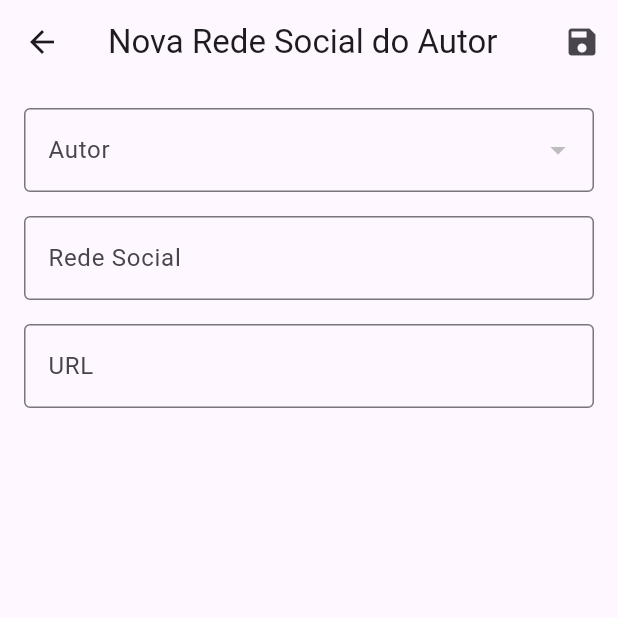
After one commit to danisfon/receita, a Flutter app: the FormAutorRedeSocial screen opened by its route, on a phone screen of 412 x 824 dp, the top half of it. The commit adds this screen. Run offline on Flutter 3.47's test engine with Material 3 defaults, Android fonts, the phone set to English and light mode, and no system bars; our stand-ins replace sqflite_common_ffi, sqflite_common_ffi_web; accounts and stored records are empty.

Commit message:
add crud associação 1:n - rede social autor

```diff
--- /dev/null
+++ b/lib/banco/sqlite/dao/autor_rede_social_dao.dart
@@ -0,0 +1,55 @@
+import 'package:receita/banco/sqlite/conexao_sqlite.dart';
+import 'package:receita/dto/dto_autor_rede_social.dart';
+
+class DAOAutorRedeSocial {
+  static const String _tabela = 'autor_rede_social';
+
+  Future<int> salvar(DTOAutorRedeSocial ars) async {
+    final db = await ConexaoSQLite.database;
+
+    final dados = {
+      'autor_id': ars.autorId,
+      'rede': ars.rede,
+      'url': ars.url,
+    };
+
+    if (ars.id != null) {
+      return await db.update(_tabela, dados, where: 'id = ?', whereArgs: [ars.id]);
+    } else {
+      return await db.insert(_tabela, dados);
+    }
+  }
+
+  Future<List<DTOAutorRedeSocial>> buscarPorAutor(int autorId) async {
+    final db = await ConexaoSQLite.database;
+    final resultado = await db.query(_tabela, where: 'autor_id = ?', whereArgs: [autorId]);
+
+    return resultado.map((linha) {
+      return DTOAutorRedeSocial(
+        id: linha['id'] as int?,
+        autorId: linha['autor_id'] as int,
+        rede: linha['rede'] as String,
+        url: linha['url'] as String,
+      );
+    }).toList();
+  }
+
+  Future<List<DTOAutorRedeSocial>> buscarTodos() async {
+    final db = await ConexaoSQLite.database;
+    final resultado = await db.query(_tabela);
+
+    return resultado.map((linha) {
+      return DTOAutorRedeSocial(
+        id: linha['id'] as int?,
+        autorId: linha['autor_id'] as int,
+        rede: linha['rede'] as String,
+        url: linha['url'] as String,
+      );
+    }).toList();
+  }
+
+  Future<int> excluirPorId(int id) async {
+    final db = await ConexaoSQLite.database;
+    return await db.delete(_tabela, where: 'id = ?', whereArgs: [id]);
+  }
+}
--- a/lib/banco/sqlite/script.dart
+++ b/lib/banco/sqlite/script.dart
@@ -62,11 +62,19 @@ class ScriptSQLite {
       FOREIGN KEY(ingrediente_id) REFERENCES ingrediente(id),
       UNIQUE(receita_id, ingrediente_id)
     );
+    ''',
+    '''
+    CREATE TABLE autor_rede_social (
+      id INTEGER PRIMARY KEY AUTOINCREMENT,
+      autor_id INTEGER NOT NULL,
+      rede TEXT NOT NULL,
+      url TEXT NOT NULL,
+      FOREIGN KEY(autor_id) REFERENCES autor(id)
+    );
     '''
   ];
 
   static List<List<String>> comandosInsercoes = [
-    // Inserções iniciais (opcional)
     [
       "INSERT INTO categoria (nome, descricao) VALUES ('Sobremesa', 'Doces em geral');",
       "INSERT INTO categoria (nome, descricao) VALUES ('Prato principal', 'Almoço ou jantar');",
@@ -77,5 +85,6 @@ class ScriptSQLite {
     [],
     [],
     [],
+    [],
   ];
 }
--- a/lib/configuracao/rotas.dart
+++ b/lib/configuracao/rotas.dart
@@ -1,5 +1,6 @@
 class Rotas {
   // Telas principais
+  static const String menuPrincipal = '/';
   static const String home = '/home';
   static const String login = '/login';
 
@@ -23,11 +24,12 @@ class Rotas {
   static const String cadastroReceita = '/cadastro-receita';
   static const String listaReceitas = '/lista-receitas';
 
+  static const String cadastroAutorRedeSocial = '/cadastro-autor-rede-social';
+  static const String listaAutorRedeSocial = '/lista-autor-rede-social';
+
+
   // Associação N:N
-  static const String cadastroReceitaIngrediente =
-      '/cadastro-ingrediente-por-receita';
-  static const String listaReceitaIngredientes =
-      '/lista-ingredientes-por-receita';
-  // constante
-  static const String menuPrincipal = '/';
+  static const String cadastroReceitaIngrediente = '/cadastro-ingrediente-por-receita';
+  static const String listaReceitaIngredientes = '/lista-ingredientes-por-receita';
+
 }
--- /dev/null
+++ b/lib/dto/dto_autor_rede_social.dart
@@ -0,0 +1,20 @@
+import 'dto.dart';
+
+class DTOAutorRedeSocial implements DTO {
+  @override
+  final int? id;
+
+  final int autorId;
+  final String rede;
+  final String url;
+
+  DTOAutorRedeSocial({
+    this.id,
+    required this.autorId,
+    required this.rede,
+    required this.url,
+  });
+
+  @override
+  String get nome => rede; // Implementação do getter exigido
+}
--- /dev/null
+++ b/lib/widget/form_autor_rede_social.dart
@@ -0,0 +1,174 @@
+import 'package:flutter/material.dart';
+import 'package:receita/banco/sqlite/dao/autor_rede_social_dao.dart';
+import 'package:receita/dto/dto_autor_rede_social.dart';
+import 'package:receita/banco/sqlite/dao/autor_dao.dart';
+import 'package:receita/dto/dto_autor.dart';
+import 'package:receita/widget/componentes/campos/comum/campo_texto.dart';
+import 'package:receita/widget/componentes/campos/comum/campo_dropdown.dart';
+
+class FormAutorRedeSocial extends StatefulWidget {
+  const FormAutorRedeSocial({super.key});
+
+  @override
+  State<FormAutorRedeSocial> createState() => _FormAutorRedeSocialState();
+}
+
+class _FormAutorRedeSocialState extends State<FormAutorRedeSocial> {
+  final _formKey = GlobalKey<FormState>();
+  final _daoRedeSocial = DAOAutorRedeSocial();
+  final _daoAutor = DAOAutor();
+
+  int? _id;
+  DTOAutor? _autorSelecionado;
+  final TextEditingController _redeController = TextEditingController();
+  final TextEditingController _urlController = TextEditingController();
+
+  List<DTOAutor> _autores = [];
+  bool _dadosCarregados = false;
+  bool _erroCarregamento = false;
+
+  @override
+  void initState() {
+    super.initState();
+    WidgetsBinding.instance.addPostFrameCallback((_) async {
+      await _carregarAutores();
+      _carregarDadosEdicao();
+    });
+  }
+
+  @override
+  void dispose() {
+    _redeController.dispose();
+    _urlController.dispose();
+    super.dispose();
+  }
+
+  Future<void> _carregarAutores() async {
+    try {
+      final autores = await _daoAutor.buscarTodos();
+      setState(() {
+        _autores = autores;
+        _dadosCarregados = true;
+        _erroCarregamento = false;
+      });
+    } catch (_) {
+      setState(() {
+        _erroCarregamento = true;
+      });
+    }
+  }
+
+  void _carregarDadosEdicao() {
+    final args = ModalRoute.of(context)?.settings.arguments;
+    if (args != null && args is DTOAutorRedeSocial) {
+      _id = args.id;
+      _redeController.text = args.rede;
+      _urlController.text = args.url;
+            _autorSelecionado = _autores.isNotEmpty
+          ? _autores.firstWhere(
+              (a) => a.id == args.autorId,
+              orElse: () => _autores.first,
+            )
+          : null;
+      setState(() {});
+    }
+  }
+
+  DTOAutorRedeSocial _criarDTO() {
+    return DTOAutorRedeSocial(
+      id: _id,
+      autorId: _autorSelecionado!.id!,
+      rede: _redeController.text.trim(),
+      url: _urlController.text.trim(),
+    );
+  }
+
+  Future<void> _salvar() async {
+    if (_formKey.currentState!.validate()) {
+      if (_autorSelecionado == null) {
+        _mostrarMensagem('Selecione um autor.', erro: true);
+        return;
+      }
+      try {
+        final dto = _criarDTO();
+        await _daoRedeSocial.salvar(dto);
+        if (!mounted) return;
+        _mostrarMensagem(_id == null ? 'Rede social cadastrada!' : 'Rede social atualizada!');
+        Navigator.of(context).pop();
+      } catch (e) {
+        _mostrarMensagem('Erro ao salvar: $e', erro: true);
+      }
+    }
+  }
+
+  void _mostrarMensagem(String mensagem, {bool erro = false}) {
+    ScaffoldMessenger.of(context).showSnackBar(
+      SnackBar(
+        content: Text(mensagem),
+        backgroundColor: erro ? Colors.red : Colors.green,
+      ),
+    );
+  }
+
+  @override
+  Widget build(BuildContext context) {
+    if (_erroCarregamento) {
+      return Scaffold(
+        appBar: AppBar(title: const Text('Erro')),
+        body: const Center(child: Text('Erro ao carregar os dados')),
+      );
+    }
+
+    if (!_dadosCarregados) {
+      return const Scaffold(
+        body: Center(child: CircularProgressIndicator()),
+      );
+    }
+
+    return Scaffold(
+      appBar: AppBar(
+        title: Text(_id == null ? 'Nova Rede Social do Autor' : 'Editar Rede Social do Autor'),
+        actions: [
+          IconButton(
+            onPressed: _salvar,
+            icon: const Icon(Icons.save),
+            tooltip: 'Salvar',
+          ),
+        ],
+      ),
+      body: Padding(
+        padding: const EdgeInsets.all(16),
+        child: Form(
+          key: _formKey,
+          child: ListView(
+            children: [
+              CampoDropdown<DTOAutor>(
+                rotulo: 'Autor',
+                valorSelecionado: _autorSelecionado,
+                listaItens: _autores,
+                campoTextoItem: (item) => item.nome,
+                aoSelecionar: (val) => setState(() => _autorSelecionado = val),
+                eObrigatorio: true,
+              ),
+              const SizedBox(height: 16),
+              CampoTexto(
+                controle: _redeController,
+                rotulo: 'Rede Social',
+                dica: 'Ex: Instagram, Twitter',
+                eObrigatorio: true,
+              ),
+              const SizedBox(height: 16),
+              CampoTexto(
+                controle: _urlController,
+                rotulo: 'URL',
+                dica: 'Ex: https://instagram.com/usuario',
+                eObrigatorio: true,
+                tipoTeclado: TextInputType.url,
+              ),
+            ],
+          ),
+        ),
+      ),
+    );
+  }
+}
--- a/lib/widget/menu_principal.dart
+++ b/lib/widget/menu_principal.dart
@@ -20,6 +20,7 @@ class MenuPrincipal extends StatelessWidget {
           _botao(context, 'Utensílios', Rotas.listaUtensilios),
           _botao(context, 'Receitas', Rotas.listaReceitas),
           _botao(context, 'Ingredientes por Receita', Rotas.listaReceitaIngredientes),
+          _botao(context, 'Redes Sociais de Autores', Rotas.listaAutorRedeSocial),
 
           const Divider(height: 32),
           const Text('Cadastrar Novo', style: TextStyle(fontSize: 20, fontWeight: FontWeight.bold)),
@@ -31,6 +32,7 @@ class MenuPrincipal extends StatelessWidget {
           _botao(context, 'Novo Utensílio', Rotas.cadastroUtensilio),
           _botao(context, 'Nova Receita', Rotas.cadastroReceita),
           _botao(context, 'Nova Associação Receita-Ingrediente', Rotas.cadastroReceitaIngrediente),
+          _botao(context, 'Nova Rede Social do Autor', Rotas.cadastroAutorRedeSocial),
         ],
       ),
     );
```
Also changed, not shown: lib/receita_app.dart (+5 -2 lines), lib/widget/componentes/campos/comum/botao_icone.dart (added, +25 -0 lines), lib/widget/componentes/campos/comum/titulo_lista.dart (added, +18 -0 lines), lib/widget/listas/lista_autor.dart (+24 -4 lines), lib/widget/listas/lista_autor_rede_social.dart (added, +149 -0 lines).
